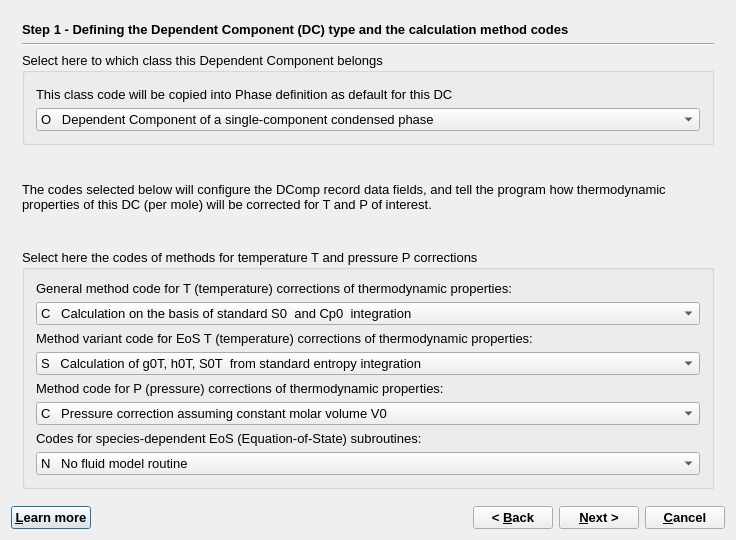
Qt form GUI/Dialogs4/DCompWizard4.ui (gemshub/GEMSGUI) before a commit.
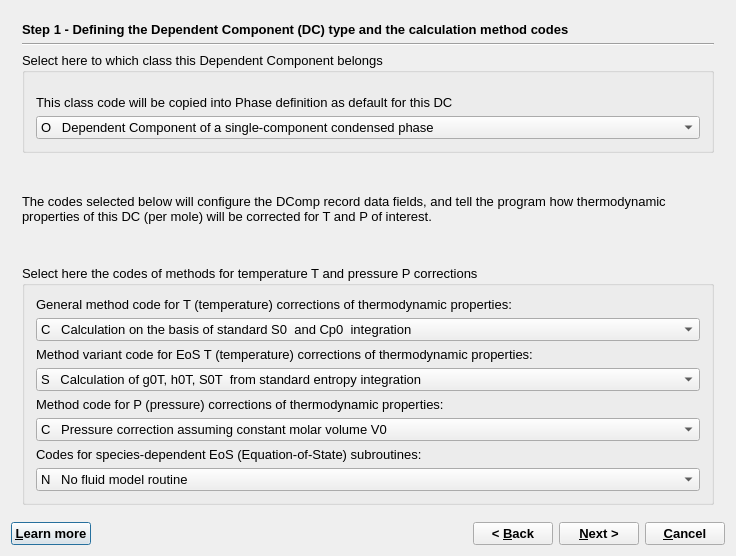
The same form after that commit. The open tabs and pages were chosen to show the change.

What changed in the file:
```diff
--- a/GUI/Dialogs4/DCompWizard4.ui
+++ b/GUI/Dialogs4/DCompWizard4.ui
@@ -10,7 +10,7 @@
     <x>0</x>
     <y>0</y>
     <width>736</width>
-    <height>540</height>
+    <height>556</height>
    </rect>
   </property>
   <property name="font">
```
Left out of the diff: 2 changed lines with no effect on the pictures.
